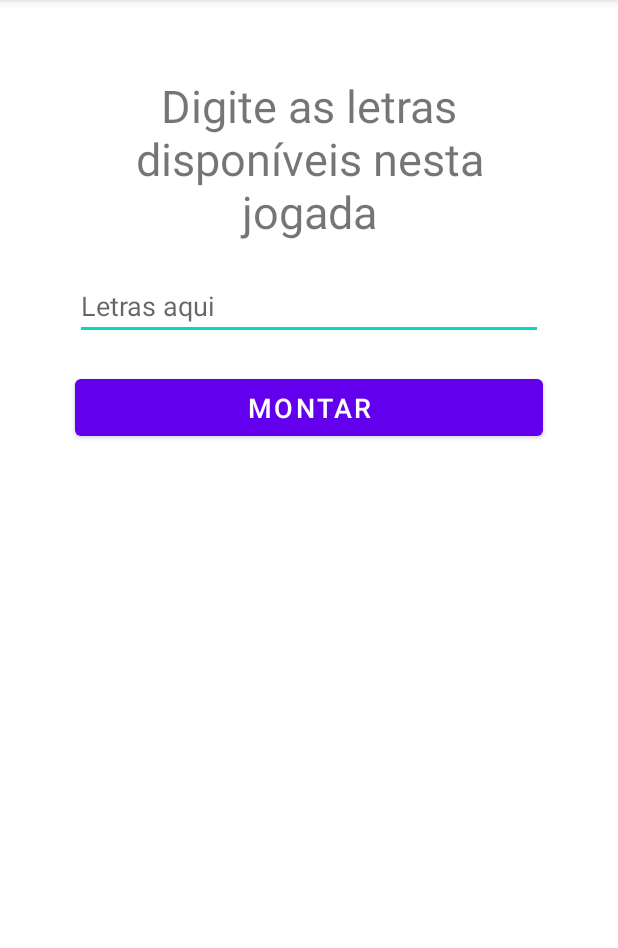
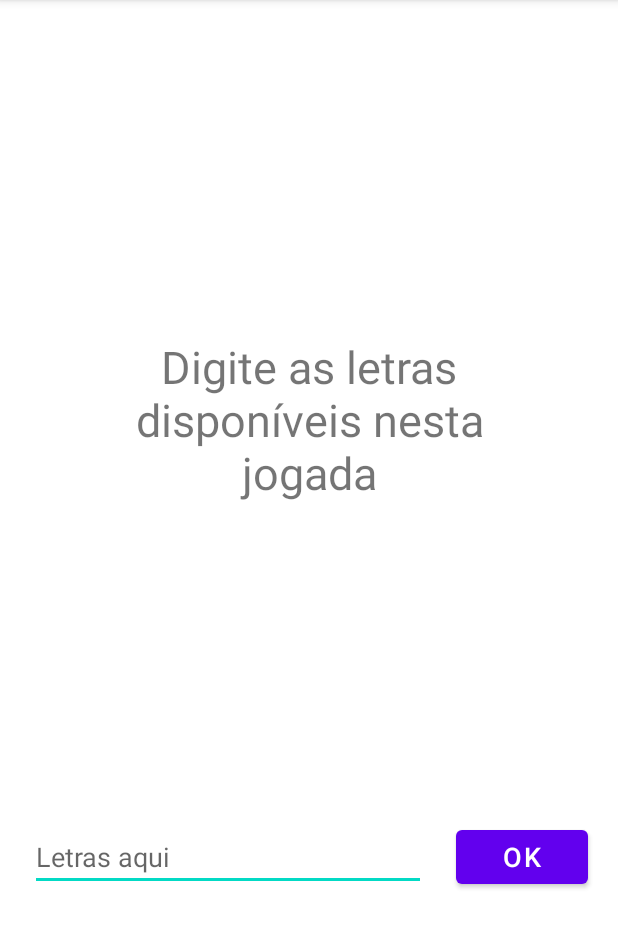
Before and after one commit to salescamila/android_monta_palavras, an Android app: the screen it shows after launch (MainActivity), on a phone screen of 412 x 824 dp, the part 84-1032 px from its top. Run offline under Robolectric (Android 15) with nearby library versions, the phone set to English and light mode, and no system bars; our stand-ins replace data binding.

Commit message:
arquitetura mvvm e layout definido

```diff
--- a/app/src/main/AndroidManifest.xml
+++ b/app/src/main/AndroidManifest.xml
@@ -10,7 +10,7 @@
         android:roundIcon="@mipmap/ic_launcher_round"
         android:supportsRtl="true"
         android:theme="@style/Theme.Monta_palavras">
-        <activity android:name=".MainActivity">
+        <activity android:name=".view.MainActivity">
             <intent-filter>
                 <action android:name="android.intent.action.MAIN" />
 
--- a/app/src/main/java/com/example/monta_palavras/MainActivity.kt
+++ /dev/null
@@ -1,14 +0,0 @@
-package com.example.monta_palavras
-
-import androidx.appcompat.app.AppCompatActivity
-import android.os.Bundle
-
-class MainActivity : AppCompatActivity() {
-    override fun onCreate(savedInstanceState: Bundle?) {
-        super.onCreate(savedInstanceState)
-        setContentView(R.layout.activity_main)
-    }
-
-
-
-}
--- /dev/null
+++ b/app/src/main/java/com/example/monta_palavras/model/repository/GameRepository.kt
@@ -0,0 +1,10 @@
+package com.example.monta_palavras.model.repository
+
+import com.example.monta_palavras.model.domain.Game
+
+class GameRepository {
+   val game = Game(
+        "Donkey Kong",
+        1981
+   )
+}
--- /dev/null
+++ b/app/src/main/java/com/example/monta_palavras/view/MainActivity.kt
@@ -0,0 +1,38 @@
+package com.example.monta_palavras.view
+
+import android.os.Bundle
+import androidx.appcompat.app.AppCompatActivity
+import androidx.databinding.DataBindingUtil
+import androidx.lifecycle.ViewModelProvider
+import com.example.monta_palavras.R
+import com.example.monta_palavras.databinding.ActivityMainBinding
+import com.example.monta_palavras.viewmodel.GameViewModel
+import com.example.monta_palavras.viewmodel.GameViewModelFactory
+
+class MainActivity : AppCompatActivity() {
+    private val binding by lazy {
+        DataBindingUtil.setContentView<ActivityMainBinding>(
+                this,
+                R.layout.activity_main
+        )
+    }
+
+    private val viewModel by lazy {
+        ViewModelProvider(
+                this,
+                GameViewModelFactory()
+        ).get(GameViewModel::class.java)
+    }
+
+    override fun onCreate(savedInstanceState: Bundle?) {
+        super.onCreate(savedInstanceState)
+
+        loadBindingVariables()
+//        val letras = findViewById<EditText>(R.id.edLetras)
+//        val montar = findViewById<Button>(R.id.btMontar)
+    }
+
+    private fun loadBindingVariables() {
+        binding.viewModel = viewModel
+    }
+}
--- /dev/null
+++ b/app/src/main/java/com/example/monta_palavras/viewmodel/GameViewModel.kt
@@ -0,0 +1,21 @@
+package com.example.monta_palavras.viewmodel
+
+import androidx.lifecycle.ViewModel
+import com.example.monta_palavras.model.repository.GameRepository
+
+class GameViewModel () : ViewModel() {
+
+    private val repository = GameRepository()
+
+    fun montarPalavra(letras: String){
+        // Montar combinações possíveis de palavras
+    }
+
+    private fun buscarPalavra(palavra: String) {
+        // Buscar na base se palavra existe
+    }
+
+    private fun calcularValorPalavra(palavra: String) {
+        // Calcular a pontuação da palavra passada
+    }
+}
--- /dev/null
+++ b/app/src/main/java/com/example/monta_palavras/viewmodel/GameViewModelFactory.kt
@@ -0,0 +1,11 @@
+package com.example.monta_palavras.viewmodel
+
+import androidx.lifecycle.ViewModel
+import androidx.lifecycle.ViewModelProvider
+
+class GameViewModelFactory : ViewModelProvider.Factory {
+    override fun <T : ViewModel?> create(modelClass: Class<T>): T {
+        return GameViewModel() as T
+    }
+
+}
--- a/app/src/main/res/layout/activity_main.xml
+++ b/app/src/main/res/layout/activity_main.xml
@@ -1,10 +1,19 @@
 <?xml version="1.0" encoding="utf-8"?>
-<androidx.constraintlayout.widget.ConstraintLayout xmlns:android="http://schemas.android.com/apk/res/android"
+<layout xmlns:android="http://schemas.android.com/apk/res/android"
     xmlns:app="http://schemas.android.com/apk/res-auto"
-    xmlns:tools="http://schemas.android.com/tools"
+    xmlns:tools="http://schemas.android.com/tools">
+
+    <data>
+
+        <variable
+            name="viewModel"
+            type="com.example.monta_palavras.viewmodel.GameViewModel" />
+    </data>
+
+    <androidx.constraintlayout.widget.ConstraintLayout
         android:layout_width="match_parent"
         android:layout_height="match_parent"
-    tools:context=".MainActivity">
+        tools:context=".view.MainActivity">
 
         <TextView
             android:id="@+id/textView"
@@ -17,38 +26,38 @@
             android:text="@string/instrucoes"
             android:textAlignment="center"
             android:textSize="30sp"
-        app:layout_constraintBottom_toTopOf="@+id/textInputEditText"
+            app:layout_constraintBottom_toTopOf="@+id/edLetras"
             app:layout_constraintEnd_toEndOf="parent"
             app:layout_constraintHorizontal_bias="0.0"
             app:layout_constraintStart_toStartOf="parent"
             app:layout_constraintTop_toTopOf="parent" />
 
         <Button
-        android:id="@+id/btMontarPalavra"
+            android:id="@+id/btMontar"
+            android:layout_width="wrap_content"
+            android:layout_height="wrap_content"
+            android:layout_marginTop="20dp"
+            android:layout_marginEnd="20dp"
+            android:text="@string/ok"
+            android:textSize="18sp"
+            app:layout_constraintBottom_toBottomOf="parent"
+            app:layout_constraintEnd_toEndOf="parent"
+            app:layout_constraintTop_toBottomOf="@+id/textView"
+            app:layout_constraintVertical_bias="0.527" />
+
+        <EditText
+            android:id="@+id/edLetras"
             android:layout_width="0dp"
-        android:layout_height="50dp"
-        android:layout_marginStart="50dp"
+            android:layout_height="wrap_content"
+            android:layout_marginStart="20dp"
             android:layout_marginTop="20dp"
-        android:layout_marginEnd="50dp"
-        android:text="@string/montar"
-        android:textSize="18sp"
-        app:layout_constraintEnd_toEndOf="parent"
-        app:layout_constraintHorizontal_bias="0.0"
-        app:layout_constraintStart_toStartOf="parent"
-        app:layout_constraintTop_toBottomOf="@+id/textInputEditText" />
-
-    <com.google.android.material.textfield.TextInputEditText
-        android:id="@+id/textInputEditText"
-        android:layout_width="match_parent"
-        android:layout_height="wrap_content"
-        android:layout_marginStart="50dp"
-        android:layout_marginEnd="50dp"
-        android:layout_marginBottom="20dp"
-        android:hint="Letras aqui"
-        app:layout_constraintBottom_toTopOf="@+id/btMontarPalavra"
-        app:layout_constraintEnd_toEndOf="parent"
-        app:layout_constraintHorizontal_bias="0.0"
+            android:layout_marginEnd="20dp"
+            android:hint="@string/letras_aqui"
+            android:inputType="textCapWords"
+            android:selectAllOnFocus="true"
+            app:layout_constraintBottom_toBottomOf="parent"
+            app:layout_constraintEnd_toStartOf="@+id/btMontar"
             app:layout_constraintStart_toStartOf="parent"
             app:layout_constraintTop_toBottomOf="@+id/textView" />
-
     </androidx.constraintlayout.widget.ConstraintLayout>
+</layout>
--- a/app/src/main/res/values/strings.xml
+++ b/app/src/main/res/values/strings.xml
@@ -1,5 +1,6 @@
 <resources>
     <string name="app_name">Monta Palavras</string>
-    <string name="montar">Montar</string>
+    <string name="ok">OK</string>
     <string name="instrucoes">Digite as letras disponíveis nesta jogada</string>
+    <string name="letras_aqui">Letras aqui</string>
 </resources>
```
Also changed, not shown: app/build.gradle (+10 -2 lines), app/src/main/java/com/example/monta_palavras/delegates/BindableDelegate.kt (added, +23 -0 lines), app/src/main/java/com/example/monta_palavras/model/domain/Game.kt (added, +16 -0 lines), app/src/main/java/com/example/monta_palavras/util/Helper.kt (added, +69 -0 lines), gradle/wrapper/gradle-wrapper.properties. Lines whose indentation alone changed are shown as unchanged.
